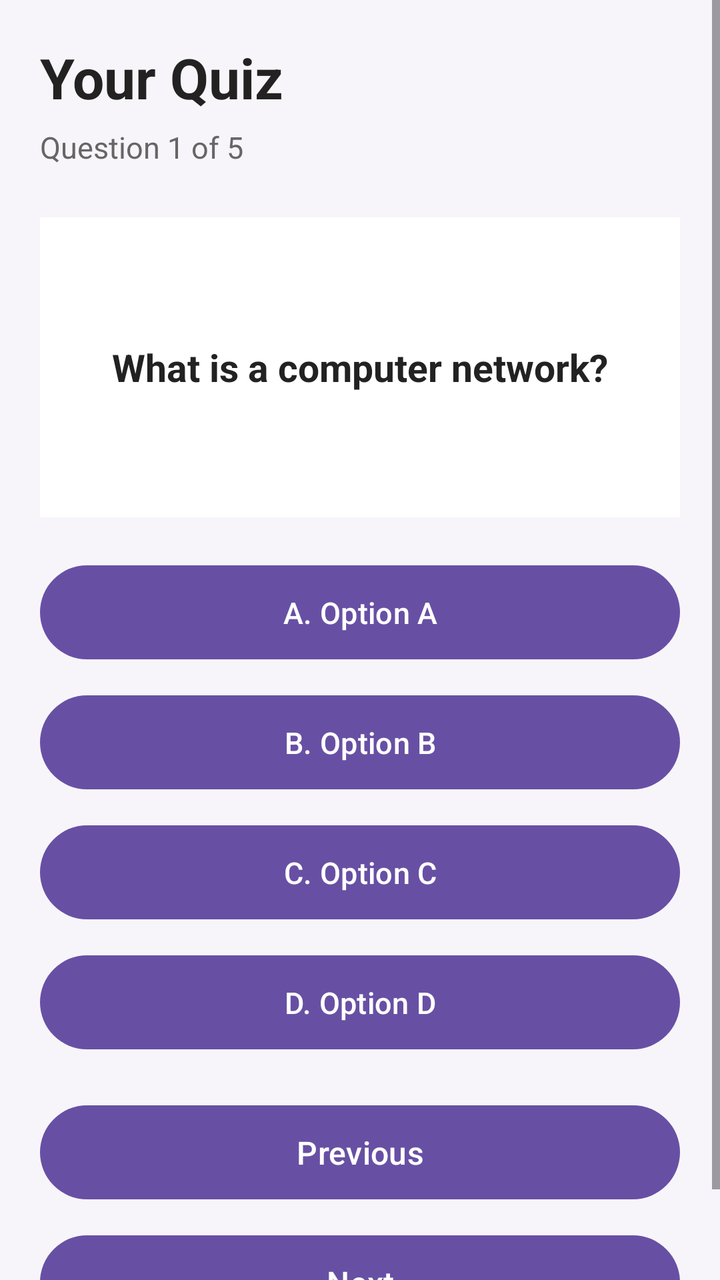
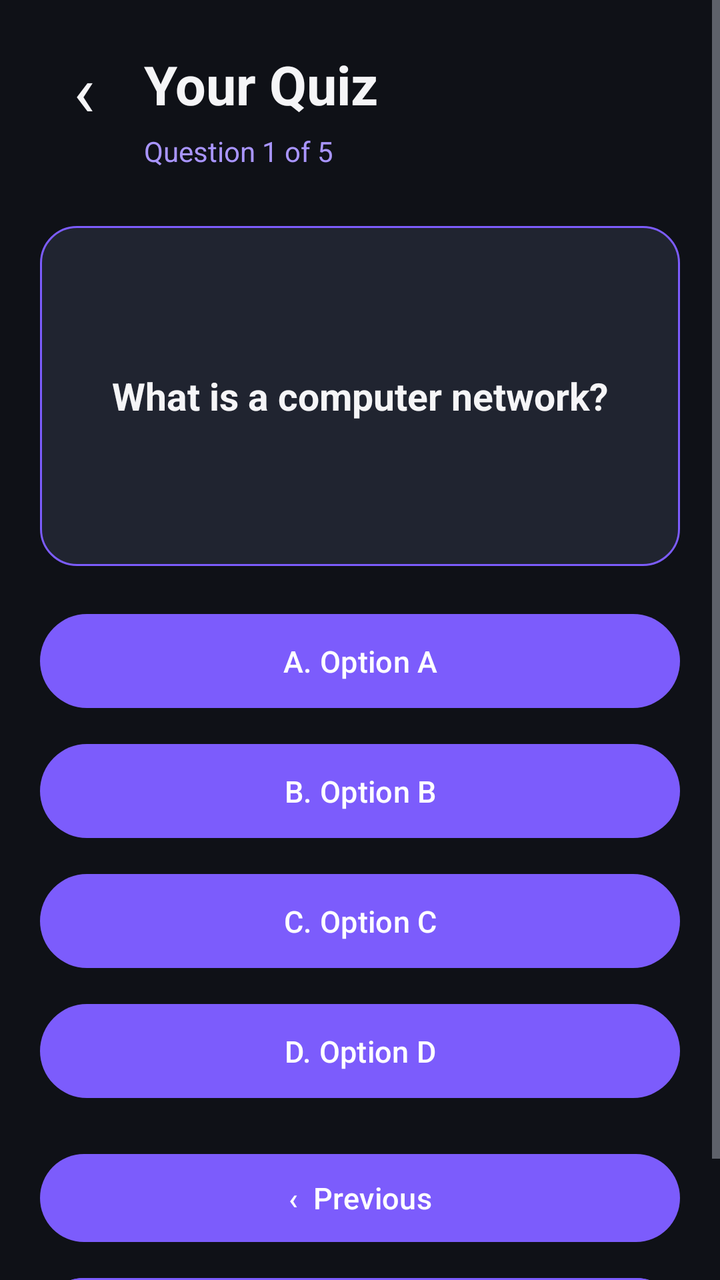

Two renders of the same Android screen: before a commit and after it. Below are the layout's source before the change and the commit's diff.
<!-- AndroidManifest.xml: application theme Theme.SmartStudentHub -->
<!-- res/layout/activity_generated_quiz.xml -->
<?xml version="1.0" encoding="utf-8"?>
<ScrollView
    xmlns:android="http://schemas.android.com/apk/res/android"
    android:layout_width="match_parent"
    android:layout_height="match_parent"
    android:background="#F7F5FA">

    <LinearLayout
        android:layout_width="match_parent"
        android:layout_height="wrap_content"
        android:orientation="vertical"
        android:padding="20dp">

        <TextView
            android:layout_width="wrap_content"
            android:layout_height="wrap_content"
            android:text="Your Quiz"
            android:textColor="#222222"
            android:textSize="28sp"
            android:textStyle="bold" />

        <TextView
            android:id="@+id/quizProgressText"
            android:layout_width="wrap_content"
            android:layout_height="wrap_content"
            android:layout_marginTop="6dp"
            android:text="Question 1 of 5"
            android:textColor="#666666"
            android:textSize="15sp" />

        <TextView
            android:id="@+id/quizQuestion"
            android:layout_width="match_parent"
            android:layout_height="150dp"
            android:layout_marginTop="25dp"
            android:background="#FFFFFF"
            android:gravity="center"
            android:padding="20dp"
            android:text="What is a computer network?"
            android:textColor="#222222"
            android:textSize="19sp"
            android:textStyle="bold" />

        <Button
            android:id="@+id/optionA"
            android:layout_width="match_parent"
            android:layout_height="55dp"
            android:layout_marginTop="20dp"
            android:text="A. Option A"
            android:textSize="15sp" />

        <Button
            android:id="@+id/optionB"
            android:layout_width="match_parent"
            android:layout_height="55dp"
            android:layout_marginTop="10dp"
            android:text="B. Option B"
            android:textSize="15sp" />

        <Button
            android:id="@+id/optionC"
            android:layout_width="match_parent"
            android:layout_height="55dp"
            android:layout_marginTop="10dp"
            android:text="C. Option C"
            android:textSize="15sp" />

        <Button
            android:id="@+id/optionD"
            android:layout_width="match_parent"
            android:layout_height="55dp"
            android:layout_marginTop="10dp"
            android:text="D. Option D"
            android:textSize="15sp" />

        <TextView
            android:id="@+id/quizResultText"
            android:layout_width="match_parent"
            android:layout_height="wrap_content"
            android:layout_marginTop="15dp"
            android:gravity="center"
            android:text=""
            android:textSize="16sp"
            android:textStyle="bold"
            android:visibility="gone" />

        <Button
            android:id="@+id/btnPreviousQuestion"
            android:layout_width="match_parent"
            android:layout_height="55dp"
            android:layout_marginTop="20dp"
            android:text="Previous"
            android:textSize="16sp" />

        <Button
            android:id="@+id/btnNextQuestion"
            android:layout_width="match_parent"
            android:layout_height="55dp"
            android:layout_marginTop="10dp"
            android:text="Next"
            android:textSize="16sp" />

    </LinearLayout>

</ScrollView>
<!-- resources referenced by this layout -->
<resources>
  <style name="Theme.SmartStudentHub" parent="Base.Theme.SmartStudentHub" />
  <style name="Base.Theme.SmartStudentHub" parent="Theme.Material3.DayNight.NoActionBar">
          
          
      </style>
</resources>

<!-- the commit's change to res/layout/activity_generated_quiz.xml (unified diff, before → after) -->
@@ -3,7 +3,8 @@
     xmlns:android="http://schemas.android.com/apk/res/android"
     android:layout_width="match_parent"
     android:layout_height="match_parent"
-    android:background="#F7F5FA">
+    android:background="@color/background"
+    android:fillViewport="true">
 
     <LinearLayout
         android:layout_width="match_parent"
@@ -11,36 +12,62 @@
         android:orientation="vertical"
         android:padding="20dp">
 
-        <TextView
-            android:layout_width="wrap_content"
+        
+        <LinearLayout
+            android:layout_width="match_parent"
             android:layout_height="wrap_content"
-            android:text="Your Quiz"
-            android:textColor="#222222"
-            android:textSize="28sp"
-            android:textStyle="bold" />
+            android:gravity="center_vertical"
+            android:orientation="horizontal">
 
+            <TextView
+                android:id="@+id/btnBack"
+                android:layout_width="44dp"
+                android:layout_height="44dp"
+                android:gravity="center"
+                android:text="‹"
+                android:textColor="@color/text_primary"
+                android:textSize="36sp"
+                android:clickable="true"
+                android:focusable="true" />
+
+            <TextView
+                android:layout_width="0dp"
+                android:layout_height="wrap_content"
+                android:layout_weight="1"
+                android:layout_marginStart="8dp"
+                android:text="Your Quiz"
+                android:textColor="@color/text_primary"
+                android:textSize="27sp"
+                android:textStyle="bold" />
+
+        </LinearLayout>
+
+        
         <TextView
             android:id="@+id/quizProgressText"
             android:layout_width="wrap_content"
             android:layout_height="wrap_content"
-            android:layout_marginTop="6dp"
+            android:layout_marginStart="52dp"
+            android:layout_marginTop="2dp"
             android:text="Question 1 of 5"
-            android:textColor="#666666"
-            android:textSize="15sp" />
+            android:textColor="@color/primary_light"
+            android:textSize="14sp" />
 
+        
         <TextView
             android:id="@+id/quizQuestion"
             android:layout_width="match_parent"
-            android:layout_height="150dp"
-            android:layout_marginTop="25dp"
-            android:background="#FFFFFF"
+            android:layout_height="170dp"
+            android:layout_marginTop="28dp"
+            android:background="@drawable/bg_focus_card"
             android:gravity="center"
             android:padding="20dp"
             android:text="What is a computer network?"
-            android:textColor="#222222"
+            android:textColor="@color/text_primary"
             android:textSize="19sp"
             android:textStyle="bold" />
 
+        
         <Button
             android:id="@+id/optionA"
             android:layout_width="match_parent"
@@ -49,6 +76,7 @@
             android:text="A. Option A"
             android:textSize="15sp" />
 
+        
         <Button
             android:id="@+id/optionB"
             android:layout_width="match_parent"
@@ -57,6 +85,7 @@
             android:text="B. Option B"
             android:textSize="15sp" />
 
+        
         <Button
             android:id="@+id/optionC"
             android:layout_width="match_parent"
@@ -65,6 +94,7 @@
             android:text="C. Option C"
             android:textSize="15sp" />
 
+        
         <Button
             android:id="@+id/optionD"
             android:layout_width="match_parent"
@@ -73,6 +103,7 @@
             android:text="D. Option D"
             android:textSize="15sp" />
 
+        
         <TextView
             android:id="@+id/quizResultText"
             android:layout_width="match_parent"
@@ -80,25 +111,31 @@
             android:layout_marginTop="15dp"
             android:gravity="center"
             android:text=""
+            android:textColor="@color/text_primary"
             android:textSize="16sp"
             android:textStyle="bold"
             android:visibility="gone" />
 
+        
         <Button
             android:id="@+id/btnPreviousQuestion"
             android:layout_width="match_parent"
-            android:layout_height="55dp"
+            android:layout_height="52dp"
             android:layout_marginTop="20dp"
-            android:text="Previous"
-            android:textSize="16sp" />
+            android:text="‹  Previous"
+            android:textSize="15sp" />
 
+        
         <Button
             android:id="@+id/btnNextQuestion"
             android:layout_width="match_parent"
-            android:layout_height="55dp"
+            android:layout_height="52dp"
             android:layout_marginTop="10dp"
-            android:text="Next"
-            android:textSize="16sp" />
+            android:backgroundTint="@color/primary"
+            android:text="Next  ›"
+            android:textColor="@color/white"
+            android:textSize="15sp"
+            android:textStyle="bold" />
 
     </LinearLayout>
 
<!-- resource entries referenced after the edit -->
@@ -1,9 +1,51 @@
 <!-- resources referenced by this layout -->
 <resources>
+  <color name="background">#0F1117</color>
+  <color name="primary">#7C5CFC</color>
+  <color name="primary_light">#A995FF</color>
+  <color name="text_primary">#F5F5F7</color>
+  <color name="white">#FFFFFFFF</color>
+  <!-- drawable bg_focus_card (drawable) -->
+  <?xml version="1.0" encoding="utf-8"?>
+  <shape xmlns:android="http://schemas.android.com/apk/res/android"
+      android:shape="rectangle">
+  
+      <solid android:color="@color/surface_variant" />
+  
+      <corners android:radius="18dp" />
+  
+      <stroke
+          android:width="1dp"
+          android:color="@color/primary" />
+  
+  </shape>
   <style name="Theme.SmartStudentHub" parent="Base.Theme.SmartStudentHub" />
+  <color name="surface_variant">#202430</color>
   <style name="Base.Theme.SmartStudentHub" parent="Theme.Material3.DayNight.NoActionBar">
+  
           
+          <item name="colorPrimary">@color/primary</item>
+          <item name="colorOnPrimary">@color/white</item>
+  
           
+          <item name="android:windowBackground">@color/background</item>
+          <item name="colorSurface">@color/surface</item>
+          <item name="colorSurfaceVariant">@color/surface_variant</item>
+  
+          
+          <item name="android:textColorPrimary">@color/text_primary</item>
+          <item name="android:textColorSecondary">@color/text_secondary</item>
+  
+          
+          <item name="android:statusBarColor">@color/background</item>
+          <item name="android:navigationBarColor">@color/background</item>
+  
+          
+          <item name="android:windowLightStatusBar">false</item>
+          <item name="android:windowLightNavigationBar">false</item>
+  
       </style>
+  <color name="surface">#171A23</color>
+  <color name="text_secondary">#A8ACB8</color>
 </resources>
 
